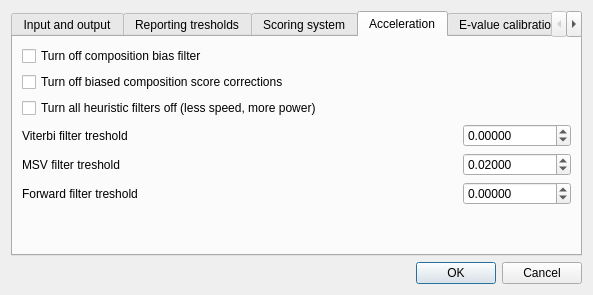
First picture: the form in src/plugins/external_tool_support/src/hmmer/PhmmerSearchDialog.ui, repository violethaze74/ugene, before the edit.
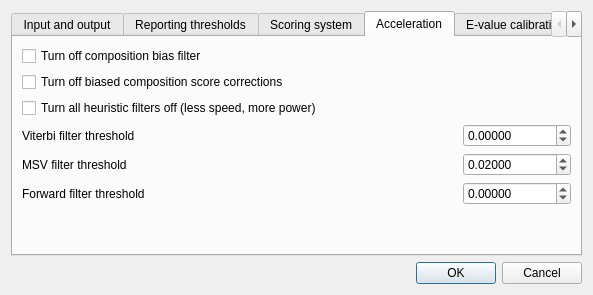
Second picture: the form after the edit. The open tabs and pages were chosen to show the change.

The edit to the form file:
```diff
--- a/src/plugins/external_tool_support/src/hmmer/PhmmerSearchDialog.ui
+++ b/src/plugins/external_tool_support/src/hmmer/PhmmerSearchDialog.ui
@@ -84,7 +84,7 @@
      </widget>
      <widget class="QWidget" name="reportingTresholdsTab">
       <attribute name="title">
-       <string>Reporting tresholds</string>
+       <string>Reporting thresholds</string>
       </attribute>
       <layout class="QVBoxLayout" name="verticalLayout_11">
        <item>
@@ -335,7 +335,7 @@
             </sizepolicy>
            </property>
            <property name="text">
-            <string>Viterbi filter treshold</string>
+            <string>Viterbi filter threshold</string>
            </property>
           </widget>
          </item>
@@ -365,7 +365,7 @@
             </sizepolicy>
            </property>
            <property name="text">
-            <string>MSV filter treshold</string>
+            <string>MSV filter threshold</string>
            </property>
           </widget>
          </item>
@@ -398,7 +398,7 @@
             </sizepolicy>
            </property>
            <property name="text">
-            <string>Forward filter treshold</string>
+            <string>Forward filter threshold</string>
            </property>
           </widget>
          </item>
```
